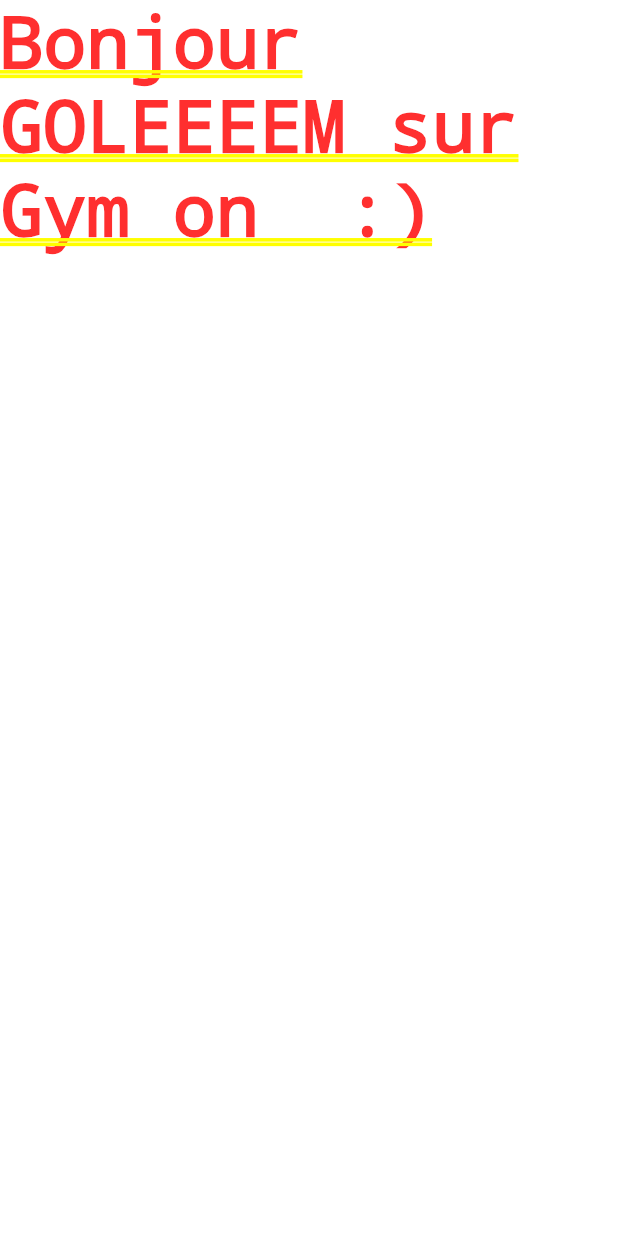
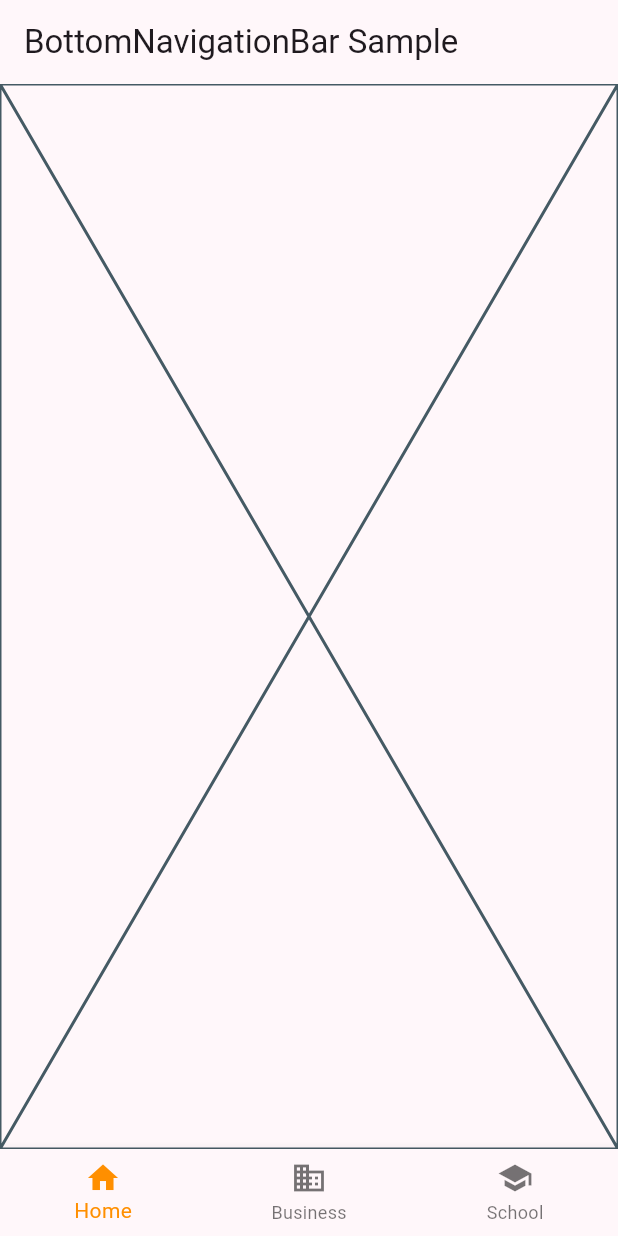
Before and after one commit to Pismice/PDG-GRP5, a Flutter app: the screen it shows once a user with an empty profile is signed in, on a phone screen of 412 x 824 dp. Run offline on Flutter 3.47's test engine with Material 2 defaults, Android fonts, the phone set to English and light mode, and no system bars; our stand-ins replace cloud_firestore, firebase_auth, firebase_core; accounts and stored records are empty; network calls fail.

Commit message:
Structure de base du projet

```diff
--- a/lib/main.dart
+++ b/lib/main.dart
@@ -4,7 +4,8 @@ import 'package:firebase_core/firebase_core.dart';
 import 'firebase_options.dart';
 import 'package:firebase_auth/firebase_auth.dart';
 import 'package:cloud_firestore/cloud_firestore.dart';
-import 'front/user_connection/google_sign_in_screen.dart';
+import 'navigation_bar.dart';
+import 'screens/user_connection/google_sign_in_screen.dart';
 
 void main() async {
   // Initialisation de Firebase
@@ -53,8 +54,8 @@ class MyApp extends StatelessWidget {
           if (user == null) {
             return const GoogleSignInScreen();
           } else {
-            return Text(
-                'Bonjour GOLEEEEM sur Gym on ${FirebaseAuth.instance.currentUser?.displayName ?? "Guest"} :)');
+            return
+                const BottomNavigationBarExample();
           }
         },
       ),
--- /dev/null
+++ b/lib/navigation_bar.dart
@@ -0,0 +1,66 @@
+import 'package:flutter/material.dart';
+import 'package:g2g/screens/user_connection/home_screen.dart';
+
+
+class BottomNavigationBarExample extends StatefulWidget {
+  const BottomNavigationBarExample({super.key});
+
+  @override
+  State<BottomNavigationBarExample> createState() =>
+      _BottomNavigationBarExampleState();
+}
+
+class _BottomNavigationBarExampleState
+    extends State<BottomNavigationBarExample> {
+  int _selectedIndex = 0;
+  static const TextStyle optionStyle =
+      TextStyle(fontSize: 30, fontWeight: FontWeight.bold);
+  static const List<Widget> _widgetOptions = <Widget>[
+   HomeScreen(),
+    Text(
+      'Index 1: Business',
+      style: optionStyle,
+    ),
+    Text(
+      'Index 2: School',
+      style: optionStyle,
+    ),
+  ];
+
+  void _onItemTapped(int index) {
+    setState(() {
+      _selectedIndex = index;
+    });
+  }
+
+  @override
+  Widget build(BuildContext context) {
+    return Scaffold(
+      appBar: AppBar(
+        title: const Text('BottomNavigationBar Sample'),
+      ),
+      body: Center(
+        child: _widgetOptions.elementAt(_selectedIndex),
+      ),
+      bottomNavigationBar: BottomNavigationBar(
+        items: const <BottomNavigationBarItem>[
+          BottomNavigationBarItem(
+            icon: Icon(Icons.home),
+            label: 'Home',
+          ),
+          BottomNavigationBarItem(
+            icon: Icon(Icons.business),
+            label: 'Business',
+          ),
+          BottomNavigationBarItem(
+            icon: Icon(Icons.school),
+            label: 'School',
+          ),
+        ],
+        currentIndex: _selectedIndex,
+        selectedItemColor: Colors.amber[800],
+        onTap: _onItemTapped,
+      ),
+    );
+  }
+}
--- /dev/null
+++ b/lib/screens/user_connection/home_screen.dart
@@ -0,0 +1,11 @@
+import 'package:flutter/foundation.dart';
+import 'package:flutter/material.dart';
+
+class HomeScreen extends StatelessWidget {
+  const HomeScreen({super.key});
+
+  @override
+  Widget build(BuildContext context) {
+    return const Placeholder();
+  }
+}
```
Also changed, not shown: lib/api/firebase_exercice.dart (added), lib/model/exercice.dart (added), lib/screens/user_connection/google_sign_in_screen.dart (renamed from lib/front/user_connection/google_sign_in_screen.dart).
